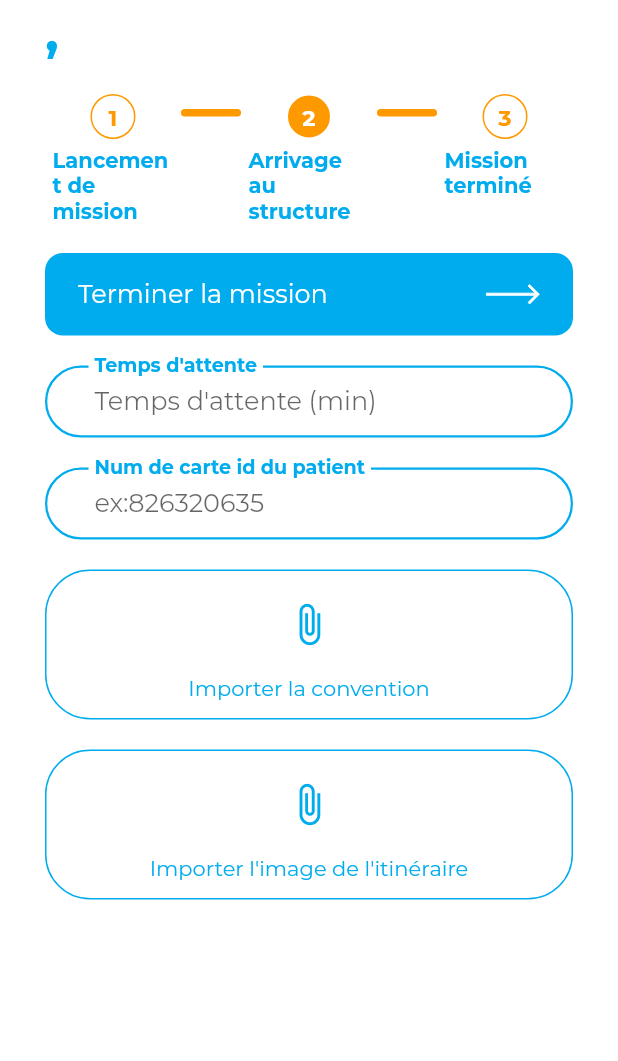
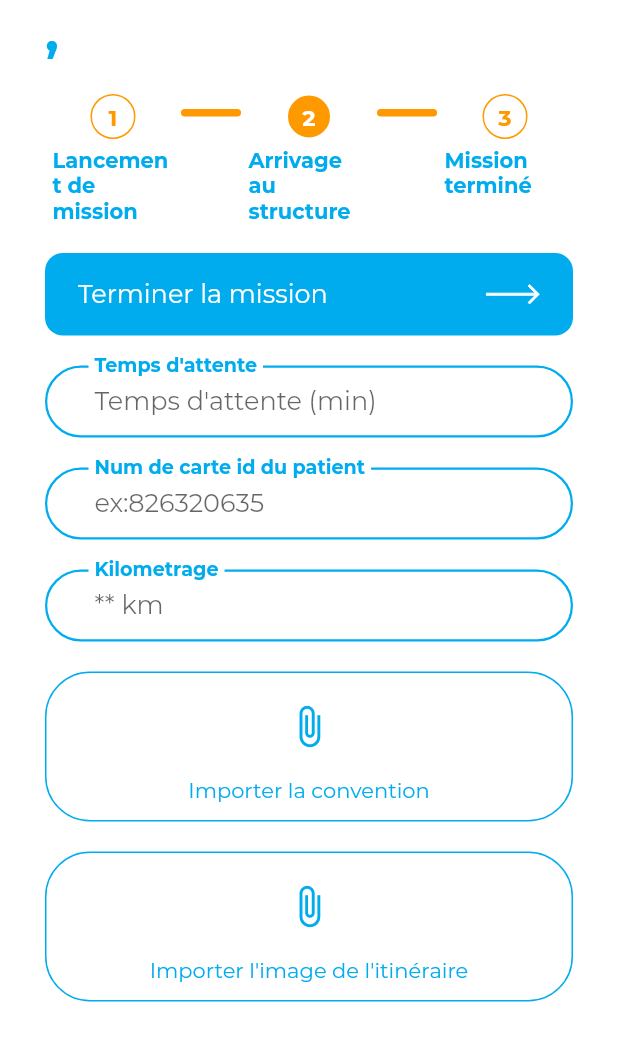
Before and after one commit to AbdelbassitAb/projet_2cs, a Flutter app: the Missions screen opened directly, after a tap on the "person" icon, after a tap on "Lancer la mission", on a phone screen of 412 x 824 dp, the part 116-1177 px from its top. Run offline on Flutter 3.47's test engine with Material 2 defaults, Android fonts, the phone set to English and light mode, and no system bars; our stand-ins replace flutter_svg, image_picker, lottie, shared_preferences; accounts and stored records are empty.

Commit message:
add kilometrage and change app logo and name

```diff
--- a/lib/screens/mission_detail.dart
+++ b/lib/screens/mission_detail.dart
@@ -1,11 +1,11 @@
 import 'package:flutter/material.dart';
+import 'package:intl/intl.dart';
 import 'package:projet_2cs/config/config.dart';
 import 'package:projet_2cs/models/missions.dart';
 import 'package:projet_2cs/screens/missions.dart';
 
 class MissionDetail extends StatefulWidget {
-   MissionDetail({this.mission , Key? key}) : super(key: key);
-
+  MissionDetail({this.mission, Key? key}) : super(key: key);
 
   MissionModel? mission;
 
@@ -18,12 +18,11 @@ class _MissionDetailState extends State<MissionDetail> {
   Widget build(BuildContext context) {
     return Scaffold(
       body: SafeArea(
-        child:  SingleChildScrollView(
+        child: SingleChildScrollView(
           child: SizedBox(
             child: Padding(
               padding: const EdgeInsets.symmetric(
-                        horizontal: horizontalPadding,
-                        vertical: verticalPadding*2),
+                  horizontal: horizontalPadding, vertical: verticalPadding * 2),
               child: Column(
                 crossAxisAlignment: CrossAxisAlignment.start,
                 children: [
@@ -38,70 +37,66 @@ class _MissionDetailState extends State<MissionDetail> {
                     height: 20,
                   ),
                   InformationCard(
-                          info:
-                          widget.mission?.nom_patient ??
-                              "",
+                    info: widget.mission?.nom_patient ?? "",
                     infoType: "Nom",
                   ),
                   InformationCard(
-                          info: widget.mission?.prenom_patient ??
-                              "",
+                    info: widget.mission?.prenom_patient ?? "",
                     infoType: "Prénom",
                   ),
                   InformationCard(
-                          info: widget.mission?.date_mission ??
-                              "",
+                    info: DateFormat('yyyy-MM-dd').format(DateTime.parse(
+                        widget.mission?.date_mission.toString() ?? "")),
                     infoType: "Date mission",
                   ),
                   InformationCard(
-                          info:widget.mission?.heure_depart ??
-                              "",
+                    info: widget.mission?.heure_depart ?? "",
                     infoType: "Heure départ",
                   ),
                   InformationCard(
-                          info: widget.mission?.adresse_depart ??
-                              "",
+                    info: widget.mission?.adresse_depart ?? "",
                     infoType: "Adresse départ",
                   ),
                   InformationCard(
-                          info: widget.mission?.adresse_arrive ??
-                              "",
+                    info: widget.mission?.adresse_arrive ?? "",
                     infoType: "Adresse arrivé",
                   ),
                   InformationCard(
-                          info: widget.mission?.nombre_patient.toString() ?? ""
-                          ,
+                    info: widget.mission?.nombre_patient.toString() ?? "",
                     infoType: "Nombre de patient",
-                        ), InformationCard(
+                  ),
+                  InformationCard(
+                    info: widget.mission?.kilometrage.toString() ?? "",
+                    infoType: "Kilometrage",
+                  ),
+                  InformationCard(
                     info: widget.mission?.attente! ?? false ? "Oui" : "non",
-
                     infoType: "Attente",
-                        ), InformationCard(
-                          info: widget.mission?.temps_attente ?? ""
-                          ,
+                  ),
+                  InformationCard(
+                    info: widget.mission?.temps_attente ?? "",
                     infoType: "Temps d\'attente",
                   ),
-                       const  Text(
-                             'Capture d\'itinéraire: ',
-                            style:  TextStyle(
+                  const Text('Capture d\'itinéraire: ',
+                      style: TextStyle(
                         fontWeight: FontWeight.bold,
                         color: Colors.black,
                         fontSize: 22,
                       )),
-                        SizedBox(height: 20,),
+                  SizedBox(
+                    height: 20,
+                  ),
                   Container(
                     clipBehavior: Clip.antiAlias,
-                          decoration:  BoxDecoration(
+                    decoration: BoxDecoration(
                       borderRadius: BorderRadius.circular(50),
                     ),
-                          child: widget.mission?.image_liteneraire !=
-                              null
+                    child: widget.mission?.image_liteneraire != null
                         ? FadeInImage(
                             fit: BoxFit.cover,
                             image: NetworkImage(
                               widget.mission?.image_liteneraire ?? "",
                             ),
-
                             placeholder: const AssetImage(
                               "assets/images/placeholder-image.png",
                             ),
@@ -115,7 +110,6 @@ class _MissionDetailState extends State<MissionDetail> {
                             radius: 30,
                           ),
                   ),
-
                 ],
               ),
             ),
--- a/lib/screens/missions.dart
+++ b/lib/screens/missions.dart
@@ -1,5 +1,6 @@
 import 'package:flutter/material.dart';
 import 'package:image_picker/image_picker.dart';
+import 'package:intl/intl.dart';
 import 'package:lottie/lottie.dart';
 import 'package:projet_2cs/config/config.dart';
 import 'package:projet_2cs/screens/login.dart';
@@ -24,9 +25,11 @@ class _MissionsState extends State<Missions> {
   XFile? itin;
   bool noConvention = false;
   bool noItin = false;
-  DateTime? date;
+  DateTime date_debut = DateTime.now();
+  DateTime date_fin = DateTime.now();
   String? attente = "";
   String? num_carte = "";
+  String? kilometrage = "";
 
   void incrimentIndex() {
     setState(() {
@@ -46,7 +49,8 @@ class _MissionsState extends State<Missions> {
         isLoading = true;
       });
       final url = await Provider.of<Auth>(context, listen: false)
-          .completeMission(num_carte!, attente!, convention!, itin!);
+          .completeMission(
+              num_carte!, attente!, convention!, itin!, kilometrage!);
       setState(() {
         isLoading = false;
         currentIndex++;
@@ -60,13 +64,15 @@ class _MissionsState extends State<Missions> {
     try {
       await Provider.of<Auth>(context, listen: false).getMissions();
       Provider.of<Auth>(context, listen: false)
-          .missions
-      !.missions![0]
-          .nom_patient !=
-          null && Provider.of<Auth>(context, listen: false)
-          .missions
-      !.missions![0]
-          .mission_effectue == false
+                      .missions!
+                      .missions![0]
+                      .nom_patient !=
+                  null &&
+              Provider.of<Auth>(context, listen: false)
+                      .missions!
+                      .missions![0]
+                      .mission_effectue ==
+                  false
           ? currentIndex = 0
           : currentIndex = 3;
       setState(() {
@@ -96,7 +102,7 @@ class _MissionsState extends State<Missions> {
         children: [
           defaultButton(
               onPressed: () {
-                date = DateTime.now();
+                date_debut = DateTime.now();
                 setState(() {
                   currentIndex++;
                 });
@@ -129,11 +135,13 @@ class _MissionsState extends State<Missions> {
             infoType: "Prénom",
           ),
           InformationCard(
-            info: Provider.of<Auth>(context)
+            info: DateFormat('yyyy-MM-dd').format(DateTime.parse(
+                Provider.of<Auth>(context)
                     .missions
                     ?.missions![0]
-                    .date_mission ??
-                "",
+                    .date_mission
+                    .toString() ??
+                    "2020-01-02")),
             infoType: "Date mission",
           ),
           InformationCard(
@@ -185,6 +193,7 @@ class _MissionsState extends State<Missions> {
           defaultButton(
               onPressed: () async {
                 validateForm();
+                date_fin = DateTime.now();
               },
               context: context,
               text: 'Terminer la mission',
@@ -221,6 +230,23 @@ class _MissionsState extends State<Missions> {
                       print(val);
                       setState(() {
                         num_carte = val;
+                      });
+                    }),
+                const SizedBox(height: 20),
+                defaultTextFormField(
+                    label: "Kilometrage",
+                    hint: "** km",
+                    keyboardType: TextInputType.number,
+                    validator: (val) {
+                      if (val == '' || val == null) {
+                        return "please enter the kilometrage";
+                      }
+                      return null;
+                    },
+                    onSaved: (val) {
+                      print(val);
+                      setState(() {
+                        kilometrage = val;
                       });
                     }),
                 const SizedBox(height: 20),
@@ -292,15 +318,16 @@ class _MissionsState extends State<Missions> {
           defaultButton(
               onPressed: () {
                 setState(() {
-
                   Provider.of<Auth>(context, listen: false)
-                              .missions
-                              !.missions![0]
-                              .nom_patient !=
-                          null && Provider.of<Auth>(context, listen: false)
-                      .missions
-                  !.missions![0]
-                      .mission_effectue == false
+                                  .missions!
+                                  .missions![0]
+                                  .nom_patient !=
+                              null &&
+                          Provider.of<Auth>(context, listen: false)
+                                  .missions!
+                                  .missions![0]
+                                  .mission_effectue ==
+                              false
                       ? currentIndex = 0
                       : currentIndex++;
                 });
@@ -320,19 +347,25 @@ class _MissionsState extends State<Missions> {
             height: 20,
           ),
           InformationCard(
-            info: "12 km",
+            info: kilometrage!,
             infoType: "Kilometrage",
           ),
           InformationCard(
-            info: "9:15 am",
+            info: DateFormat('kk:mm').format(date_debut),
             infoType: "Heure de début",
           ),
           InformationCard(
-            info: "10:20 am",
+            info: DateFormat('kk:mm').format(date_fin),
             infoType: "Heure de fin",
           ),
           InformationCard(
-            info: "10/04/2022",
+            info: DateFormat('yyyy-MM-dd').format(DateTime.parse(
+                Provider.of<Auth>(context)
+                        .missions
+                        ?.missions![0]
+                        .date_mission
+                        .toString() ??
+                    "2020-01-02")),
             infoType: "Date",
           ),
         ],
--- a/lib/screens/profile.dart
+++ b/lib/screens/profile.dart
@@ -1,4 +1,5 @@
 import 'package:flutter/material.dart';
+import 'package:intl/intl.dart';
 import 'package:projet_2cs/config/config.dart';
 import 'package:projet_2cs/screens/login.dart';
 import 'package:projet_2cs/services/cloud_service.dart';
@@ -143,8 +144,9 @@ class _ProfileState extends State<Profile> {
                               thickness: 2,
                             ),
                             SettingsItem(
-                              info: transportateur?.date_recrutement ??
-                                  '',
+                              info:  DateFormat('yyyy-MM-dd').format(DateTime.parse(
+                                  transportateur?.date_recrutement ??
+                                      '')) ,
                               typeInfo: "Date de recrutement:",
                             ),
                             const Divider(
--- a/lib/services/cloud_service.dart
+++ b/lib/services/cloud_service.dart
@@ -151,7 +151,7 @@ class Auth extends ChangeNotifier {
   }
 
   Future<void> completeMission(String num_carte_id_patient,
-      String temps_attente, XFile convention, XFile capture) async {
+      String temps_attente, XFile convention, XFile capture,String kilometrage) async {
 
     final url = apiUrl + "transportateur/missionComplete/${_missions?.missions![0].idmission}";
     Map<String, String> headers = {
@@ -184,6 +184,7 @@ class Auth extends ChangeNotifier {
     request.fields.addAll({
       "num_carte_id_patient": num_carte_id_patient,
       "temps_attente": temps_attente,
+      "kilometrage": kilometrage,
     });
     try {
       var response = await request.send();
--- a/pubspec.yaml
+++ b/pubspec.yaml
@@ -25,6 +25,8 @@ dependencies:
   http: ^0.13.4
   shared_preferences: ^2.0.15
   http_parser: ^4.0.0
+  intl: ^0.17.0
+
 
 
 
```
Also changed, not shown: lib/screens/all_missions.dart (+8 -4 lines), pubspec.lock, 6 other files. Lines whose indentation alone changed are shown as unchanged.
